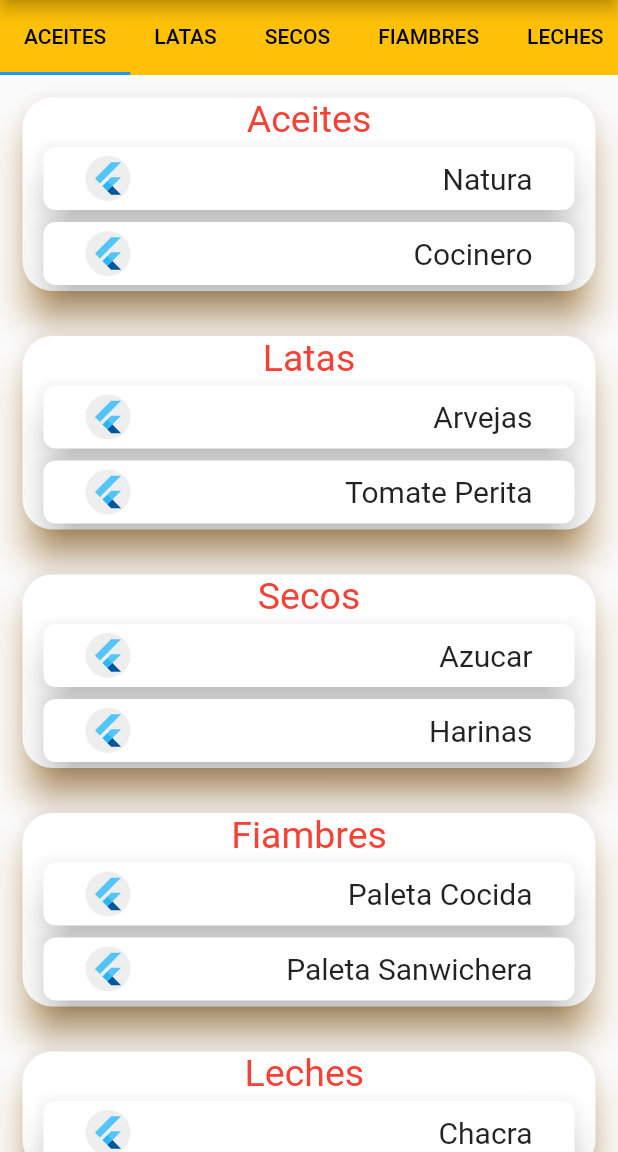
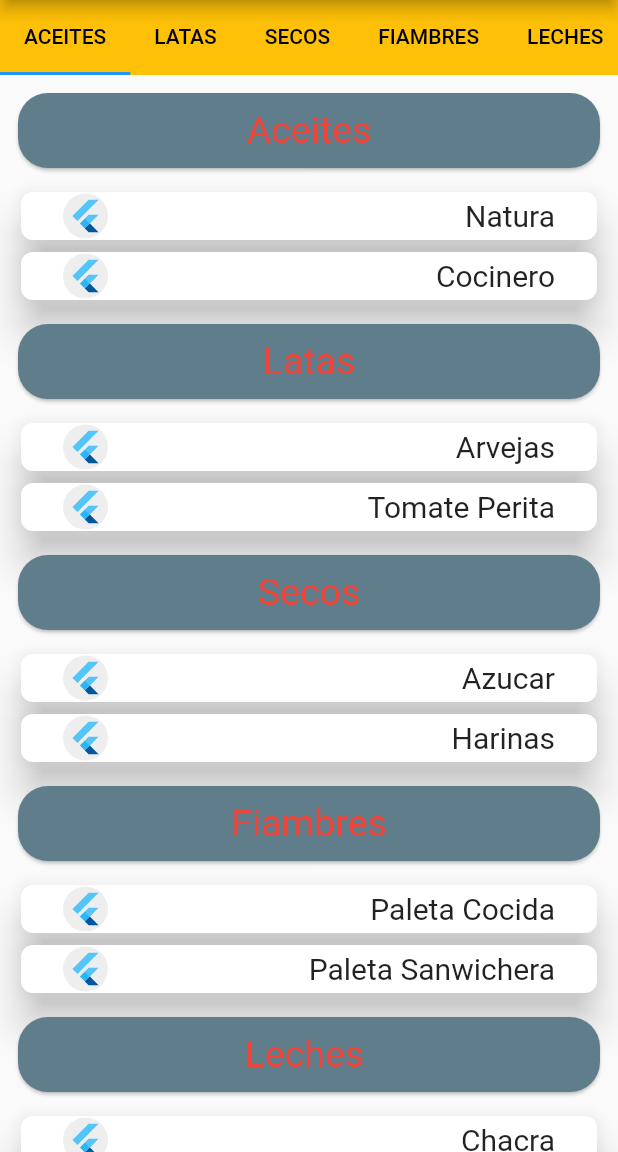
Before and after one commit to franciscoestebanfigueroa/stock, a Flutter app: the screen it shows after launch, on a phone screen of 412 x 824 dp, the part 84-1236 px from its top. Run offline on Flutter 3.47's test engine with Material 2 defaults, Android fonts, the phone set to English and light mode, and no system bars; our stand-ins replace bloc, flutter_bloc.

Commit message:
acomodando dimensiones fijas de container

```diff
--- a/analysis_options.yaml
+++ b/analysis_options.yaml
@@ -7,7 +7,7 @@
 
 # The following line activates a set of recommended lints for Flutter apps,
 # packages, and plugins designed to encourage good coding practices.
-include: package:flutter_lints/flutter.yaml
+#include: package:flutter_lints/flutter.yaml
 
 linter:
   # The lint rules applied to this project can be customized in the
--- a/lib/Widget/wcardproductos.dart
+++ b/lib/Widget/wcardproductos.dart
@@ -12,23 +12,30 @@ class WProductos extends StatelessWidget {
 
   @override
   Widget build(BuildContext context) {
-    return Card(
-      shape: RoundedRectangleBorder(borderRadius: BorderRadius.circular(20)),
-      margin: EdgeInsets.all(15),
-      elevation: 10,
-      shadowColor: Colors.orange,
-      child: Column(
+    return Column(
       children: [
-          Text(
+        Padding(
+          padding: const EdgeInsets.all(8.0),
+          child: Card(
+            color: Colors.blueGrey,
+            shape:
+                RoundedRectangleBorder(borderRadius: BorderRadius.circular(20)),
+            child: Container(
+              alignment: Alignment.center,
+              height: state.alturacategorias,
+              child: Text(
                 '${state.datos[index].categoria}',
                 style: TextStyle(color: Colors.red, fontSize: 25),
               ),
+            ),
+          ),
+        ),
         Column(
-            children: List.generate(
-                state.datos[index].listadoproductos.length,
-                (x) => Container(
+          children:
+              List.generate(state.datos[index].listadoproductos.length, (x) {
+            return Container(
               padding: EdgeInsets.symmetric(horizontal: 10),
-                      height: 50,
+              height: state.alturaproductos,
               width: double.infinity,
               child: Card(
                 shape: RoundedRectangleBorder(
@@ -46,17 +53,16 @@ class WProductos extends StatelessWidget {
                         maxRadius: 15,
                       ),
                       Spacer(),
-                              Text(
-                                  '${state.datos[index].listadoproductos[x].nombre}',
+                      Text('${state.datos[index].listadoproductos[x].nombre}',
                           style: TextStyle(fontSize: 20)),
                     ],
                   ),
                 ),
               ),
-                    )),
+            );
+          }),
         )
       ],
-      ),
     );
   }
 }
--- a/lib/bloc/block_state.dart
+++ b/lib/bloc/block_state.dart
@@ -3,7 +3,7 @@ part of 'block_bloc.dart';
 @immutable
 abstract class BlockState {
   final double alturaproductos = 40;
-  final double alturacategorias = 150;
+  final double alturacategorias = 50;
   final double alturatab = 50;
   final List<Categorias> datos;
 
--- a/lib/main.dart
+++ b/lib/main.dart
@@ -32,7 +32,6 @@ class MyApp extends StatelessWidget {
             ),
             body: BlocBuilder<BlockBloc, BlockState>(
               builder: (context, state) {
-                print(state.datos[0].categoria);
                 return Column(
                   children: [
                     WTabs(state: state),
```
Lines whose indentation alone changed are shown as unchanged.
